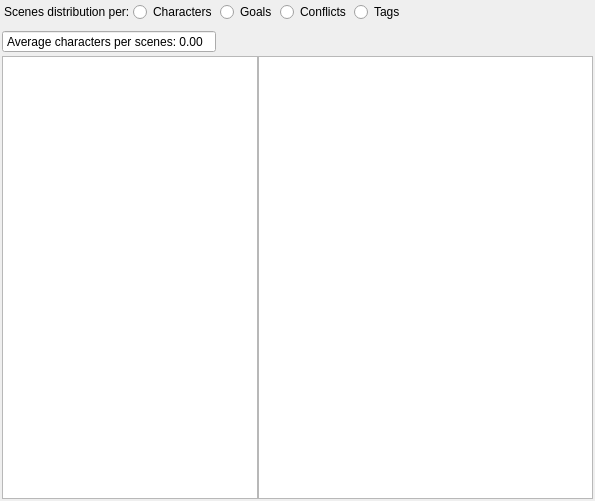
zkovari/plotlyst, file ui/scene_dstribution_widget.ui: the form before one commit.
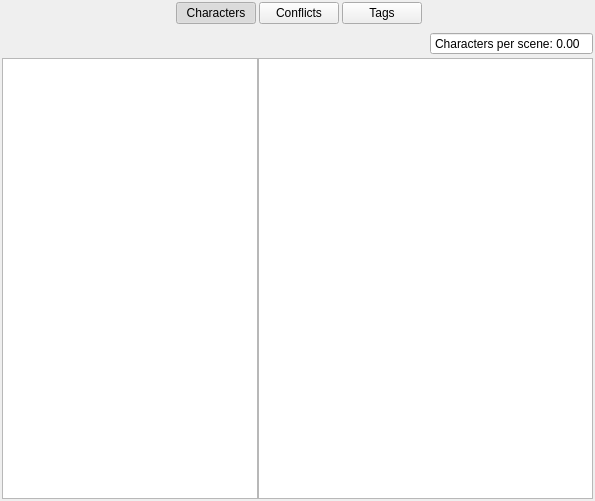
The form after the commit.

Commit message: Improve scene distribution panel, closes #792

Patch:
```diff
--- a/ui/scene_dstribution_widget.ui
+++ b/ui/scene_dstribution_widget.ui
@@ -37,75 +37,104 @@
    </property>
    <item>
     <layout class="QHBoxLayout" name="horizontalLayout_2">
+     <property name="spacing">
+      <number>3</number>
+     </property>
      <property name="leftMargin">
       <number>2</number>
      </property>
      <property name="bottomMargin">
       <number>5</number>
      </property>
-     <item alignment="Qt::AlignLeft">
-      <widget class="QLabel" name="label">
-       <property name="text">
-        <string>Scenes distribution per:</string>
+     <item>
+      <spacer name="horizontalSpacer_3">
+       <property name="orientation">
+        <enum>Qt::Horizontal</enum>
        </property>
-      </widget>
+       <property name="sizeHint" stdset="0">
+        <size>
+         <width>40</width>
+         <height>20</height>
+        </size>
+       </property>
+      </spacer>
      </item>
-     <item alignment="Qt::AlignHCenter">
-      <widget class="QRadioButton" name="btnCharacters">
+     <item>
+      <widget class="QPushButton" name="btnCharacters">
        <property name="cursor">
         <cursorShape>PointingHandCursor</cursorShape>
        </property>
        <property name="text">
         <string>Characters</string>
        </property>
-       <property name="iconSize">
-        <size>
-         <width>24</width>
-         <height>24</height>
-        </size>
-       </property>
        <property name="checkable">
         <bool>true</bool>
        </property>
+       <property name="checked">
+        <bool>true</bool>
+       </property>
+       <property name="transparent-rounded-bg-on-hover" stdset="0">
+        <bool>true</bool>
+       </property>
+       <property name="secondary-selector" stdset="0">
+        <bool>true</bool>
+       </property>
+       <attribute name="buttonGroup">
+        <string notr="true">buttonGroup</string>
+       </attribute>
       </widget>
      </item>
      <item>
-      <widget class="QRadioButton" name="btnGoals">
+      <widget class="QPushButton" name="btnConflicts">
        <property name="cursor">
         <cursorShape>PointingHandCursor</cursorShape>
        </property>
-       <property name="text">
-        <string>Goals</string>
-       </property>
-      </widget>
-     </item>
-     <item alignment="Qt::AlignLeft">
-      <widget class="QRadioButton" name="btnConflicts">
-       <property name="cursor">
-        <cursorShape>PointingHandCursor</cursorShape>
+       <property name="toolTip">
+        <string>Compare summary</string>
        </property>
        <property name="text">
         <string>Conflicts</string>
        </property>
-       <property name="iconSize">
-        <size>
-         <width>24</width>
-         <height>24</height>
-        </size>
-       </property>
        <property name="checkable">
         <bool>true</bool>
        </property>
+       <property name="checked">
+        <bool>false</bool>
+       </property>
+       <property name="transparent-rounded-bg-on-hover" stdset="0">
+        <bool>true</bool>
+       </property>
+       <property name="secondary-selector" stdset="0">
+        <bool>true</bool>
+       </property>
+       <attribute name="buttonGroup">
+        <string notr="true">buttonGroup</string>
+       </attribute>
       </widget>
      </item>
      <item>
-      <widget class="QRadioButton" name="btnTags">
+      <widget class="QPushButton" name="btnTags">
        <property name="cursor">
         <cursorShape>PointingHandCursor</cursorShape>
        </property>
        <property name="text">
         <string>Tags</string>
        </property>
+       <property name="checkable">
+        <bool>true</bool>
+       </property>
+       <property name="checked">
+        <bool>false</bool>
+       </property>
+       <property name="transparent-rounded-bg-on-hover" stdset="0">
+        <bool>true</bool>
+       </property>
+       <property name="secondary-selector" stdset="0">
+        <bool>true</bool>
+       </property>
+       <attribute name="buttonGroup">
+        <string notr="true">buttonGroup</string>
+       </attribute>
       </widget>
      </item>
      <item>
@@ -123,9 +152,7 @@
      </item>
     </layout>
    </item>
-   <item>
-    <layout class="QHBoxLayout" name="horizontalLayout_3">
-     <item>
+   <item alignment="Qt::AlignRight">
       <widget class="QDoubleSpinBox" name="spinAverage">
        <property name="maximumSize">
         <size>
@@ -152,24 +179,9 @@
         <bool>false</bool>
        </property>
        <property name="prefix">
-        <string>Average characters per scenes: </string>
-       </property>
-      </widget>
-     </item>
-     <item>
-      <spacer name="horizontalSpacer_2">
-       <property name="orientation">
-        <enum>Qt::Horizontal</enum>
-       </property>
-       <property name="sizeHint" stdset="0">
-        <size>
-         <width>40</width>
-         <height>20</height>
-        </size>
-       </property>
-      </spacer>
-     </item>
-    </layout>
+      <string>Characters per scene: </string>
+     </property>
+    </widget>
    </item>
    <item>
     <layout class="QHBoxLayout" name="horizontalLayout">
```
Left out of the diff: 12 changed lines with no effect on the pictures. Lines whose indentation alone changed are shown as unchanged. The commit also changes 3 other files.
